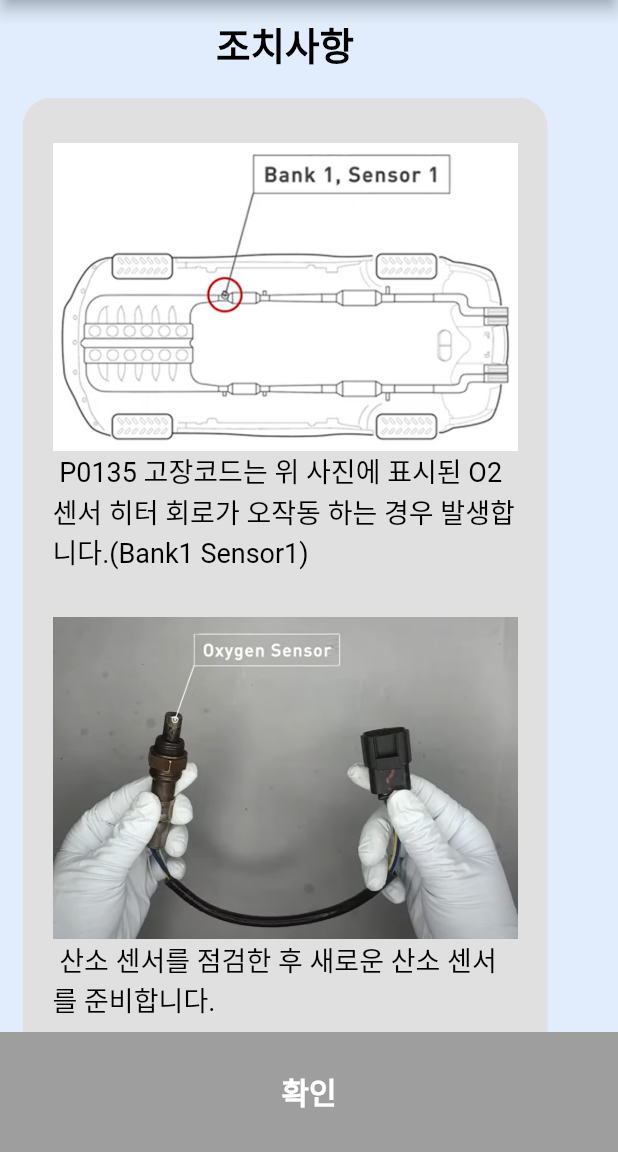
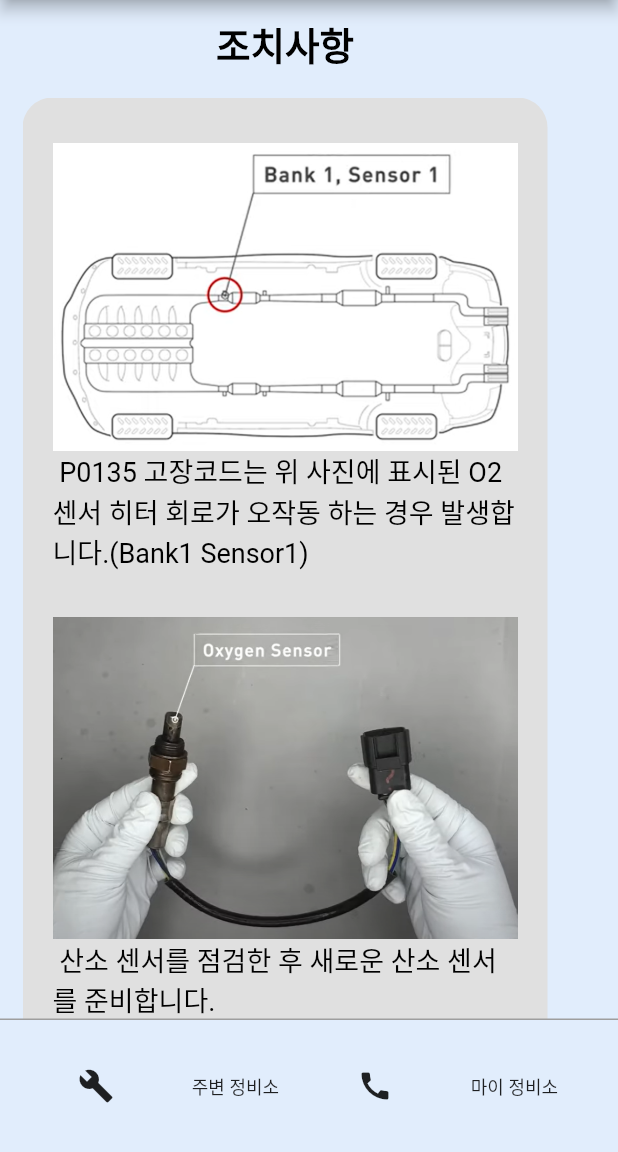
Before and after one commit to Safe-Drive-Save-Life/SDSL-App, a Flutter app: the Action3 screen opened directly, on a phone screen of 412 x 824 dp, the part 84-1236 px from its top. Run offline on Flutter 3.47's test engine with Material 2 defaults, Android fonts, the light colour scheme and no system bars; our stand-ins replace firebase_core, firebase_messaging, flutter_local_notifications, get; accounts and stored records are empty.

Commit message:
#24 주변 정비소 마이 정비소 연결 버튼(미완성)

```diff
--- a/SDSL/lib/pages/action/action3.dart
+++ b/SDSL/lib/pages/action/action3.dart
@@ -105,26 +105,36 @@ class _Action3State extends State<Action3> {
         ),
       ),
       bottomNavigationBar: Container(
-        color: Colors.grey,
+        decoration: BoxDecoration(
+          border: Border(
+            top: BorderSide(
+              color: Colors.grey
+            )
+          )
+        ),
         child: Padding(
-          padding: EdgeInsets.all(16.0),
-          child: ElevatedButton(
-            onPressed: () {
-              Navigator.pop(context);
-            },
-            child: Text(
-              '확인',
-              style: TextStyle(
-                color: Colors.white,
-                fontWeight: FontWeight.bold,
-                fontSize: 20.0,
+          padding: EdgeInsets.all(20.0),
+          child: Row(
+            mainAxisAlignment: MainAxisAlignment.spaceAround,
+            children: <Widget>[
+              IconButton(
+                  onPressed: () {},
+                  icon: const Icon(Icons.build)
               ),
-            ),
-            style: ElevatedButton.styleFrom(
-              backgroundColor: Colors.transparent,
-              elevation: 0,
-            ),
-          ),
+              Text(
+                  '주변 정비소',
+                  style: TextStyle(fontSize: 12)
+              ),
+              IconButton(
+                  onPressed: () {},
+                  icon: const Icon(Icons.call)
+              ),
+              Text(
+                  '마이 정비소',
+                  style: TextStyle(fontSize: 12)
+              ),
+            ]
+          )
         ),
       ),
     );
```
